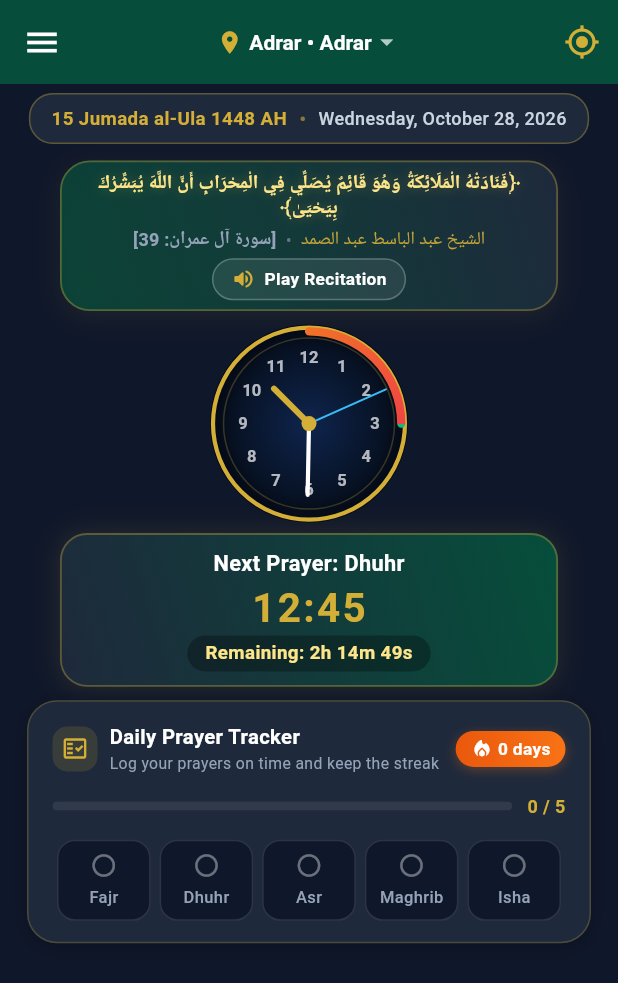
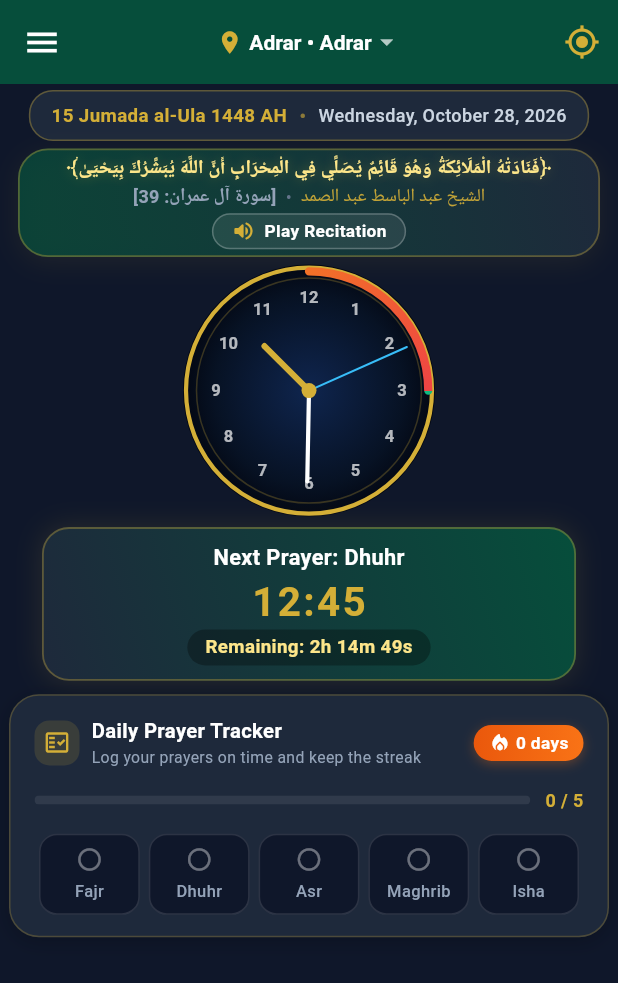
Before and after one commit to dahmane0509/mihrab, a Flutter app: the NextPrayerScreen screen opened directly with sample values from the repository, after a tap on "Pause", on a phone screen of 412 x 824 dp. Shown: the top 983 px of the screen. Run offline on Flutter 3.47's test engine with Material 3 defaults, Android fonts, the phone set to English and light mode, and no system bars; our stand-ins replace audioplayers, device_info_plus, flutter_local_notifications, geolocator, google_fonts, package_info_plus and 4 more; accounts and stored records are empty; Roboto replaces fonts that are missing (Amiri); statements that could not run were skipped.

Commit message:
Fix Sheikh badge overflow on SplashScreen, enlarge analog clock to 168, widen/compact Quran verse card (v1.0.4)

```diff
--- a/lib/screens/next_prayer_screen.dart
+++ b/lib/screens/next_prayer_screen.dart
@@ -370,7 +370,7 @@ class _NextPrayerScreenState extends State<NextPrayerScreen> {
                 ],
               ),
               body: SingleChildScrollView(
-                padding: const EdgeInsets.symmetric(horizontal: 18.0, vertical: 6),
+                padding: const EdgeInsets.symmetric(horizontal: 6.0, vertical: 4),
                 child: Column(
                   children: [
                     // Dates card - Perfectly centered per user request
@@ -404,13 +404,14 @@ class _NextPrayerScreenState extends State<NextPrayerScreen> {
                         ),
                       ),
                     ),
-                    const SizedBox(height: 5),
+                    const SizedBox(height: 3),
 
                     // Mihrab Holy Quran Verse Card with Recitation Control
+                    // Wider (6px side margin/padding) and shorter so the larger clock fits.
                     Container(
                       width: double.infinity,
-                      margin: const EdgeInsets.symmetric(horizontal: 22.0, vertical: 6.0),
-                      padding: const EdgeInsets.symmetric(horizontal: 16.0, vertical: 6),
+                      margin: const EdgeInsets.symmetric(horizontal: 6.0, vertical: 2.0),
+                      padding: const EdgeInsets.symmetric(horizontal: 6.0, vertical: 4),
                       clipBehavior: Clip.antiAlias,
                       decoration: BoxDecoration(
                         gradient: LinearGradient(
@@ -446,7 +447,7 @@ class _NextPrayerScreenState extends State<NextPrayerScreen> {
                               color: const Color(0xFFFDE68A),
                               fontSize: 13,
                               fontWeight: FontWeight.bold,
-                              height: 1.3,
+                              height: 1.18,
                               shadows: [
                                 Shadow(
                                   color: const Color(0xFFD4AF37).withValues(alpha: 0.35),
@@ -456,14 +457,14 @@ class _NextPrayerScreenState extends State<NextPrayerScreen> {
                             ),
                           ),
 
-                          const SizedBox(height: 3),
+                          const SizedBox(height: 2),
 
                           // Attribution with Wrap to guarantee zero overflow
                           Wrap(
                             alignment: WrapAlignment.center,
                             crossAxisAlignment: WrapCrossAlignment.center,
                             spacing: 6,
-                            runSpacing: 4,
+                            runSpacing: 2,
                             children: [
                               Text(
                                 lang == 'fr' ? "[Sourate Âl-'Imrân : 39]" : "[سورة آل عمران: 39]",
@@ -490,7 +491,7 @@ class _NextPrayerScreenState extends State<NextPrayerScreen> {
                             ],
                           ),
 
-                          const SizedBox(height: 3),
+                          const SizedBox(height: 2),
 
                           // Interactive Audio Recitation Button with live state
                           ValueListenableBuilder<bool>(
@@ -506,7 +507,7 @@ class _NextPrayerScreenState extends State<NextPrayerScreen> {
                                   borderRadius: BorderRadius.circular(20),
                                   child: AnimatedContainer(
                                     duration: const Duration(milliseconds: 250),
-                                    padding: const EdgeInsets.symmetric(horizontal: 12, vertical: 5),
+                                    padding: const EdgeInsets.symmetric(horizontal: 12, vertical: 3),
                                     decoration: BoxDecoration(
                                       color: isPlaying
                                           ? const Color(0xFFD4AF37).withValues(alpha: 0.25)
--- a/lib/screens/splash_screen.dart
+++ b/lib/screens/splash_screen.dart
@@ -633,13 +633,15 @@ class _SplashScreenState extends State<SplashScreen> with TickerProviderStateMix
       // Top Header: Audio Info & Skip Button (placed last in Stack for clear, un-overlapped display)
       Positioned(
         top: topPadding + 10,
-        left: 18,
-        right: 18,
+        left: 8,
+        right: 8,
         child: Row(
           mainAxisAlignment: MainAxisAlignment.spaceBetween,
           children: [
             // Audio toggle badge (Sheikh Abdulbasit with interactive toggle & compact switch)
-            ValueListenableBuilder<bool>(
+            // Wrapped in Flexible so the golden badge never overflows the screen edge.
+            Flexible(
+              child: ValueListenableBuilder<bool>(
               valueListenable: VerseAudioService.isPlayingNotifier,
               builder: (context, isPlaying, _) {
                 final active = _isRecitationEnabled;
@@ -650,7 +652,7 @@ class _SplashScreenState extends State<SplashScreen> with TickerProviderStateMix
                     borderRadius: BorderRadius.circular(20),
                     child: AnimatedContainer(
                       duration: const Duration(milliseconds: 250),
-                      padding: const EdgeInsets.symmetric(horizontal: 10, vertical: 4.5),
+                      padding: const EdgeInsets.symmetric(horizontal: 6, vertical: 4.5),
                       decoration: BoxDecoration(
                         color: const Color(0xFF0F1E36).withValues(alpha: 0.9),
                         borderRadius: BorderRadius.circular(20),
@@ -673,16 +675,23 @@ class _SplashScreenState extends State<SplashScreen> with TickerProviderStateMix
                       child: Row(
                         mainAxisSize: MainAxisSize.min,
                         children: [
-                          // Sheikh Name
-                          Text(
-                            isFr ? "Cheikh Abdul Basit" : "الشيخ عبد الباسط عبد الصمد",
-                            style: GoogleFonts.cairo(
-                              color: active ? const Color(0xFFE2E8F0) : const Color(0xFF94A3B8),
-                              fontSize: 11,
-                              fontWeight: FontWeight.w600,
+                          // Sheikh Name (scales down instead of overflowing the screen edge)
+                          Flexible(
+                            child: FittedBox(
+                              fit: BoxFit.scaleDown,
+                              child: Text(
+                                isFr ? "Cheikh Abdul Basit" : "الشيخ عبد الباسط عبد الصمد",
+                                maxLines: 1,
+                                softWrap: false,
+                                style: GoogleFonts.cairo(
+                                  color: active ? const Color(0xFFE2E8F0) : const Color(0xFF94A3B8),
+                                  fontSize: 11,
+                                  fontWeight: FontWeight.w600,
+                                ),
+                              ),
                             ),
                           ),
-                          const SizedBox(width: 5),
+                          const SizedBox(width: 3),
                           // Speaker Icon reflecting active / playing / muted state
                           Icon(
                             !active
@@ -693,12 +702,12 @@ class _SplashScreenState extends State<SplashScreen> with TickerProviderStateMix
                                 : Colors.white38,
                             size: 15,
                           ),
-                          const SizedBox(width: 5),
+                          const SizedBox(width: 3),
                           // Compact Switch directly toggling & persisting recitation preference
                           // Styled with high-contrast bright red (#EF4444 / #FF0000) for track, thumb, and border
                           SizedBox(
                             width: 34,
-                            height: 19,
+                            height: 20,
                             child: FittedBox(
                               fit: BoxFit.contain,
                               child: Switch(
@@ -728,7 +737,9 @@ class _SplashScreenState extends State<SplashScreen> with TickerProviderStateMix
                   ),
                 );
               },
+              ),
             ),
+            const SizedBox(width: 6),
 
             // Skip Button (تخطي / Passer)
             Material(
--- a/lib/widgets/mihrab_clock_widget.dart
+++ b/lib/widgets/mihrab_clock_widget.dart
@@ -41,8 +41,8 @@ class MihrabClockWidget extends StatelessWidget {
   // 1. Classic Analog Clock
   Widget _buildAnalogClock(BuildContext context, AppThemeColor theme) {
     return SizedBox(
-      width: 132,
-      height: 132,
+      width: 168,
+      height: 168,
       child: CustomPaint(
         painter: ModernAnalogClockPainter(
           dateTime: dateTime,
@@ -200,8 +200,8 @@ class MihrabClockWidget extends StatelessWidget {
   // 3. Minimalist Arabic Numerals Clock
   Widget _buildMinimalistClock(BuildContext context, AppThemeColor theme) {
     return SizedBox(
-      width: 132,
-      height: 132,
+      width: 168,
+      height: 168,
       child: CustomPaint(
         painter: MinimalistArabicClockPainter(
           dateTime: dateTime,
```
